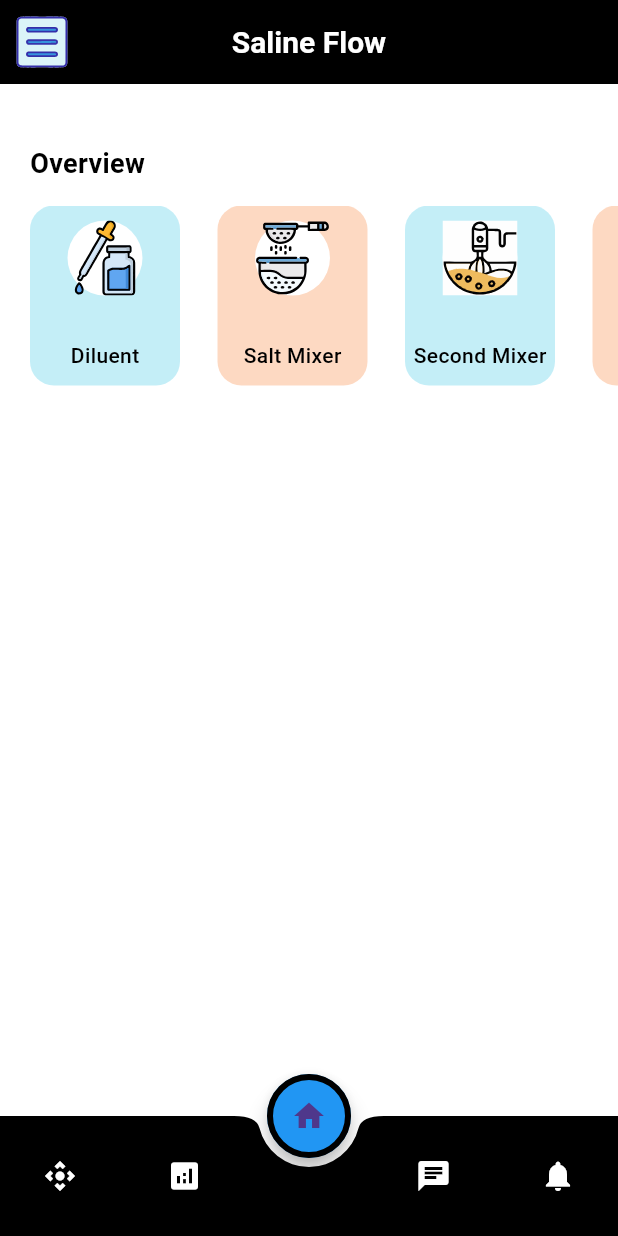
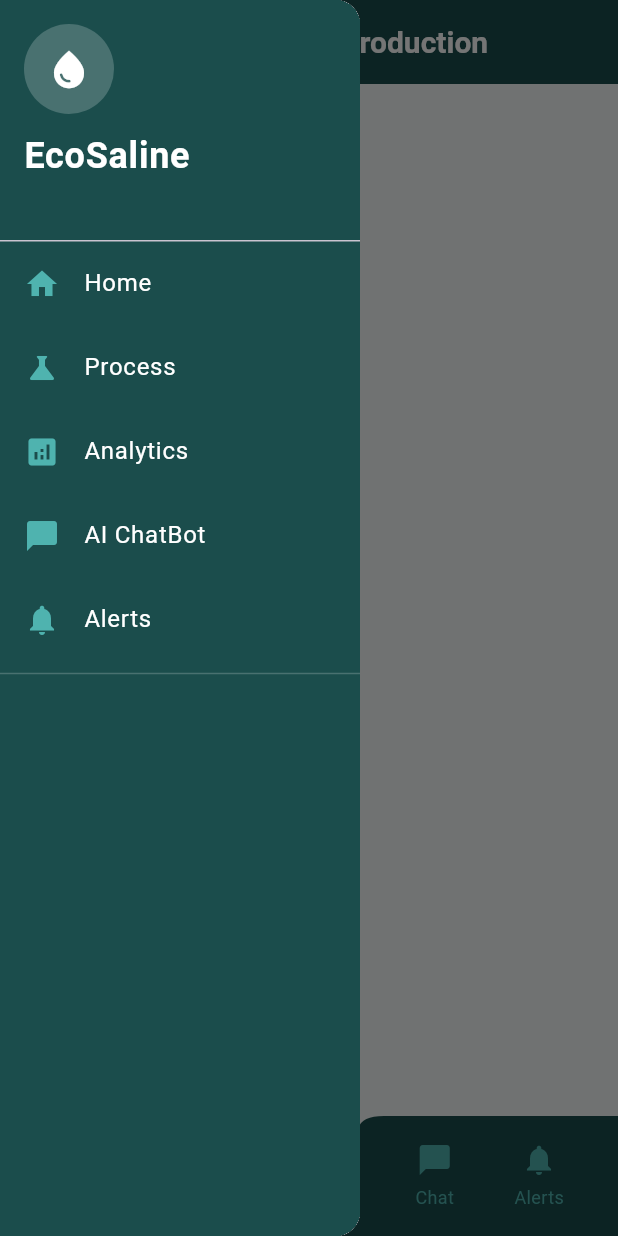
Before and after one commit to Notch-X/mpbasic, a Flutter app: the screen it shows after launch, in the side drawer, after a tap on the "home" icon, on a phone screen of 412 x 824 dp. Run offline on Flutter 3.47's test engine with Material 3 defaults, Android fonts, the phone set to English and light mode, and no system bars; Roboto replaces fonts that are missing (BebaNeue).

Commit message:
modified:   lib/pages/home.dart

```diff
--- a/lib/pages/home.dart
+++ b/lib/pages/home.dart
@@ -1,5 +1,4 @@
 import 'package:flutter/material.dart';
-import 'package:flutter_svg/flutter_svg.dart';
 import 'package:mpbasic/models/category_model.dart';
 
 class HomePage extends StatefulWidget {
@@ -26,13 +25,12 @@ class _HomePageState extends State<HomePage> {
   Widget build(BuildContext context) {
     return Scaffold(
       appBar: appBar(),
-      backgroundColor: Colors.white,
+      backgroundColor: const Color(0xFFF5F9F9),
       drawer: _buildDrawer(),
       body: Column(
         crossAxisAlignment: CrossAxisAlignment.start,
-        children: [
+        children: const [
           SizedBox(height: 40),
-          _categoriesSection(),
         ],
       ),
       bottomNavigationBar: _buildBottomAppBar(),
@@ -43,35 +41,53 @@ class _HomePageState extends State<HomePage> {
 
   Widget _buildDrawer() {
     return SizedBox(
-      width: 200, // Set the width of the drawer to be smaller
+      width: 240,
       child: Drawer(
         child: Container(
-          color:
-              Colors.black, // Set the background color of the drawer to black
+          color: const Color(0xFF1B4D4C),
           child: ListView(
             padding: EdgeInsets.zero,
             children: <Widget>[
               DrawerHeader(
+                decoration: const BoxDecoration(
+                  color: Color(0xFF1B4D4C),
+                ),
+                margin: EdgeInsets.zero,
+                padding: const EdgeInsets.all(16),
+                child: Column(
+                  crossAxisAlignment: CrossAxisAlignment.start,
+                  children: [
+                    Container(
+                      height: 60,
+                      width: 60,
                       decoration: BoxDecoration(
-                  color: Colors
-                      .black, // Set the background color of the header to black
+                        color: Colors.white.withOpacity(0.2),
+                        shape: BoxShape.circle,
                       ),
-                margin: EdgeInsets.all(0),
-                padding: EdgeInsets.all(16),
-                child: Text(
-                  'Navigation',
+                      child: const Icon(
+                        Icons.water_drop,
+                        color: Colors.white,
+                        size: 30,
+                      ),
+                    ),
+                    const SizedBox(height: 10),
+                    const Text(
+                      'EcoSaline',
                       style: TextStyle(
                         color: Colors.white,
                         fontSize: 24,
+                        fontWeight: FontWeight.bold,
                       ),
+                    ),
+                  ],
                 ),
               ),
               _buildDrawerItem(Icons.home, 'Home'),
-              _buildDrawerItem(Icons.control_camera, 'Control'),
-              _buildDrawerItem(Icons.analytics, 'Data Analysis'),
-              _buildDrawerItem(Icons.chat, 'AI Chatbot'),
+              _buildDrawerItem(Icons.science, 'Process'),
+              _buildDrawerItem(Icons.analytics, 'Analytics'),
+              _buildDrawerItem(Icons.chat_bubble, 'AI ChatBot'),
               _buildDrawerItem(Icons.notifications, 'Alerts'),
-              Divider(color: Colors.white),
+              Divider(color: Colors.white.withOpacity(0.2)),
             ],
           ),
         ),
@@ -81,10 +97,10 @@ class _HomePageState extends State<HomePage> {
 
   ListTile _buildDrawerItem(IconData icon, String title) {
     return ListTile(
-      leading: Icon(icon, color: Colors.blue),
+      leading: Icon(icon, color: const Color(0xFF4FB3AF)),
       title: Text(
         title,
-        style: TextStyle(
+        style: const TextStyle(
           color: Colors.white,
           fontSize: 16,
         ),
@@ -95,86 +111,25 @@ class _HomePageState extends State<HomePage> {
     );
   }
 
-  Column _categoriesSection() {
-    return Column(
-      crossAxisAlignment: CrossAxisAlignment.start,
-      children: [
-        Padding(
-          padding: const EdgeInsets.only(left: 20),
-          child: Text(
-            'Overview',
-            style: TextStyle(
-              color: Colors.black,
-              fontSize: 18,
-              fontWeight: FontWeight.w600,
-            ),
-          ),
-        ),
-        SizedBox(height: 15),
-        SizedBox(
-          height: 120,
-          child: ListView.separated(
-            itemCount: categories.length,
-            scrollDirection: Axis.horizontal,
-            padding: EdgeInsets.only(left: 20, right: 20),
-            separatorBuilder: (context, index) => SizedBox(width: 25),
-            itemBuilder: (context, index) {
-              return Container(
-                width: 100,
-                decoration: BoxDecoration(
-                  color: categories[index].boxColor.withOpacity(0.3),
-                  borderRadius: BorderRadius.circular(16),
-                ),
-                child: Column(
-                  mainAxisAlignment: MainAxisAlignment.spaceEvenly,
-                  children: [
-                    Container(
-                      width: 50,
-                      height: 50,
-                      decoration: BoxDecoration(
-                        color: Colors.white,
-                        shape: BoxShape.circle,
-                      ),
-                      child: SvgPicture.asset(categories[index].iconPath),
-                    ),
-                    SizedBox(height: 10),
-                    Text(
-                      categories[index].name,
-                      style: TextStyle(
-                        color: Colors.black,
-                        fontSize: 14,
-                        fontWeight: FontWeight.w500,
-                      ),
-                    ),
-                  ],
-                ),
-              );
-            },
-          ),
-        ),
-      ],
-    );
-  }
-
   AppBar appBar() {
     return AppBar(
-      title: Text(
-        'Saline Flow',
+      title: const Text(
+        'Saline Solution Production',
         style: TextStyle(
           color: Colors.white,
           fontSize: 20,
           fontWeight: FontWeight.bold,
         ),
       ),
-      backgroundColor: Colors.black,
+      backgroundColor: const Color(0xFF1B4D4C),
       elevation: 0.0,
       centerTitle: true,
       leading: Builder(
         builder: (context) => IconButton(
-          icon: SvgPicture.asset(
-            'assets/icons/navmenu.svg',
-            height: 40,
-            width: 40,
+          icon: const Icon(
+            Icons.menu,
+            color: Colors.white,
+            size: 28,
           ),
           onPressed: () {
             Scaffold.of(context).openDrawer();
@@ -186,36 +141,40 @@ class _HomePageState extends State<HomePage> {
 
   Widget _buildBottomAppBar() {
     return BottomAppBar(
-      color: Colors.black,
-      shape: CircularNotchedRectangle(),
+      color: const Color(0xFF1B4D4C),
+      shape: const CircularNotchedRectangle(),
       notchMargin: 6.0,
+      child: SizedBox(
+        height: 60,
         child: Row(
-        mainAxisAlignment: MainAxisAlignment.spaceBetween,
+          mainAxisAlignment: MainAxisAlignment.spaceAround,
           children: <Widget>[
-          IconButton(
-            icon: Icon(Icons.control_camera, color: Colors.white),
-            onPressed: () {
-              // Handle Control button press
-            },
+            _buildBottomNavItem(Icons.science, 'Process'),
+            _buildBottomNavItem(Icons.analytics, 'Analytics'),
+            const SizedBox(width: 40), // Space for FAB
+            _buildBottomNavItem(Icons.chat_bubble, 'Chat'),
+            _buildBottomNavItem(Icons.notifications, 'Alerts'),
+          ],
         ),
-          IconButton(
-            icon: Icon(Icons.analytics, color: Colors.white),
-            onPressed: () {
-              // Handle Data Analysis button press
-            },
       ),
-          SizedBox(width: 48), // The dummy child for the notch
-          IconButton(
-            icon: Icon(Icons.chat, color: Colors.white),
-            onPressed: () {
-              // Handle AI Chatbot button press
-            },
+    );
+  }
+
+  Widget _buildBottomNavItem(IconData icon, String label) {
+    return Padding(
+      padding: const EdgeInsets.symmetric(horizontal: 8.0),
+      child: Column(
+        mainAxisSize: MainAxisSize.min,
+        mainAxisAlignment: MainAxisAlignment.center,
+        children: [
+          Icon(icon, color: const Color(0xFF4FB3AF), size: 24),
+          const SizedBox(height: 4),
+          Text(
+            label,
+            style: const TextStyle(
+              color: Color(0xFF4FB3AF),
+              fontSize: 12,
             ),
-          IconButton(
-            icon: Icon(Icons.notifications, color: Colors.white),
-            onPressed: () {
-              // Handle Alerts button press
-            },
           ),
         ],
       ),
@@ -227,9 +186,19 @@ class _HomePageState extends State<HomePage> {
       onPressed: () {
         // Handle Home button press
       },
-      backgroundColor: Colors.blue,
-      shape: CircleBorder(side: BorderSide(color: Colors.black, width: 4)),
-      child: Icon(Icons.home),
+      elevation: 2,
+      backgroundColor: const Color(0xFF4FB3AF),
+      shape: CircleBorder(
+        side: BorderSide(
+          color: const Color(0xFF1B4D4C),
+          width: 3,
+        ),
+      ),
+      child: const Icon(
+        Icons.home,
+        color: Colors.white,
+        size: 28,
+      ),
     );
   }
 }
```
Also changed, not shown: assets/icons/Search.svg (deleted), assets/icons/settings.svg (deleted). Lines whose indentation alone changed are shown as unchanged.
